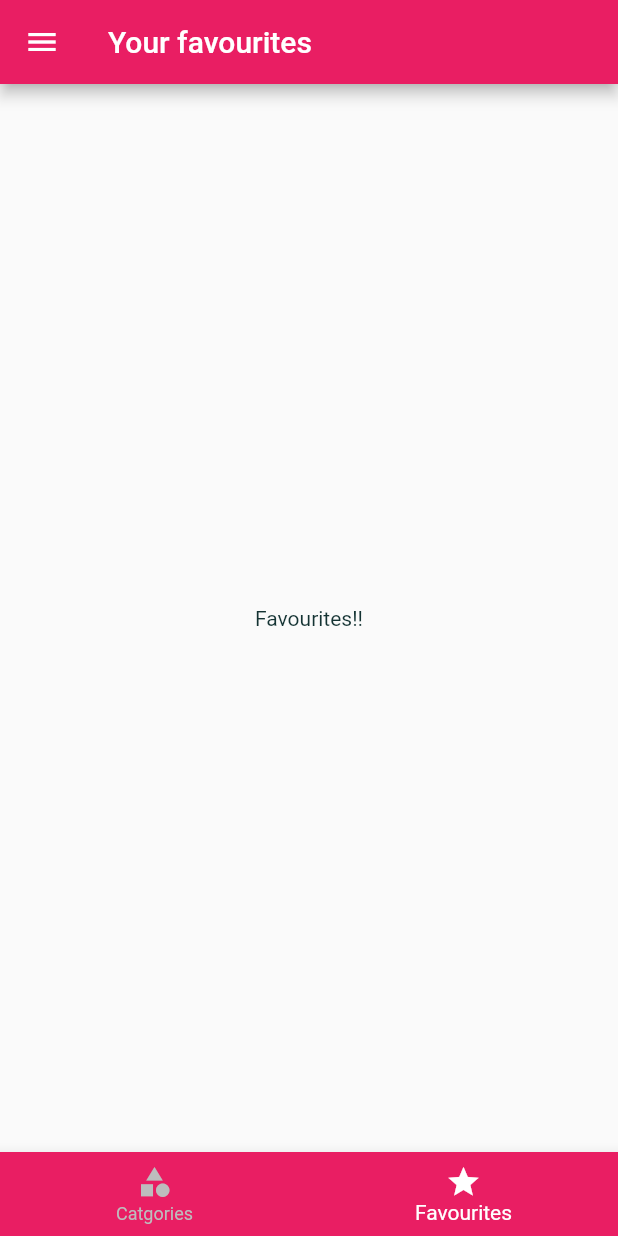
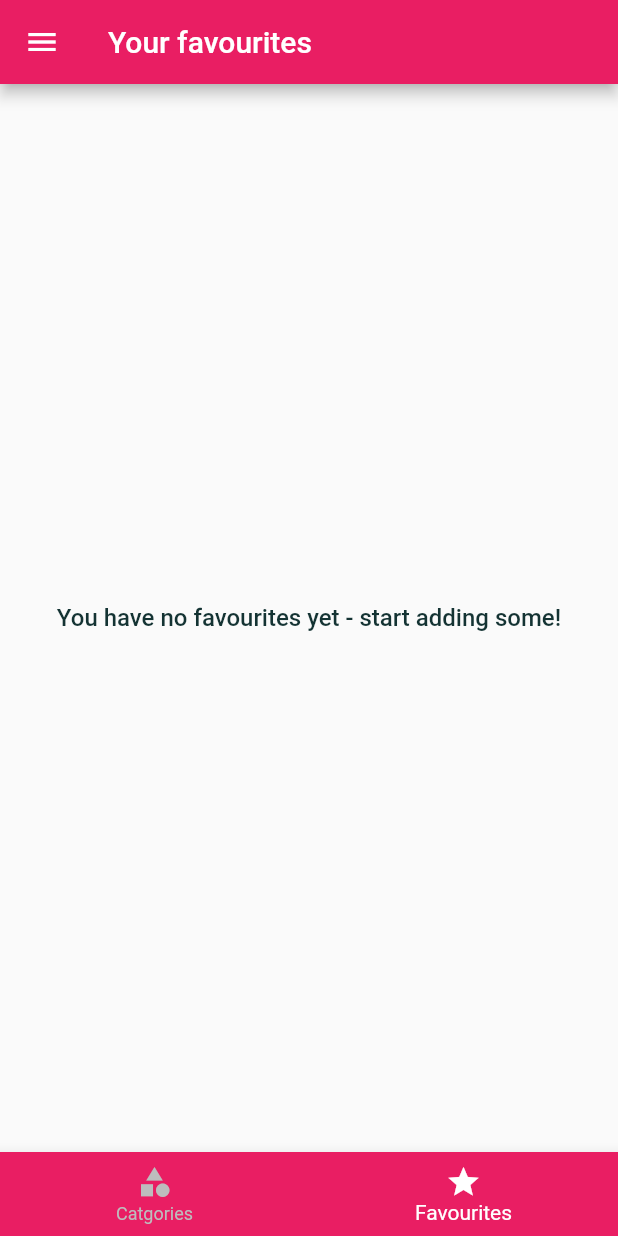
Before and after one commit to varshil-shah/meal-app, a Flutter app: the screen it shows after launch, item 2 of the bottom bar chosen, on a phone screen of 412 x 824 dp. Run offline on Flutter 3.47's test engine with Material 2 defaults, Android fonts, the phone set to English and light mode, and no system bars.

Commit message:
:sparkles: Build favourite screen and it's logic

```diff
--- a/lib/main.dart
+++ b/lib/main.dart
@@ -26,12 +26,13 @@ class _MyAppState extends State<MyApp> {
     "vegetarian": false,
   };
 
-  List<Meal> _availableMeal = DUMMY_MEALS;
+  List<Meal> _availableMeals = DUMMY_MEALS;
+  List<Meal> _favouriteMeals = [];
 
   void _setFilters(Map<String, bool> filteredData) {
     setState(() {
       _filters = filteredData;
-      _availableMeal = DUMMY_MEALS.where((meal) {
+      _availableMeals = DUMMY_MEALS.where((meal) {
         if (_filters['gluten'] as bool && !meal.isGlutenFree) return false;
         if (_filters['lactose'] as bool && !meal.isLactoseFree) return false;
         if (_filters['vegan'] as bool && !meal.isVegan) return false;
@@ -41,10 +42,29 @@ class _MyAppState extends State<MyApp> {
     });
   }
 
+  void _toggleFavourite(String mealId) {
+    final existingMealIndex =
+        _favouriteMeals.indexWhere((meal) => meal.id == mealId);
+    if (existingMealIndex >= 0) {
+      setState(() {
+        _favouriteMeals.removeAt(existingMealIndex);
+      });
+    } else {
+      setState(() {
+        _favouriteMeals
+            .add(DUMMY_MEALS.firstWhere((meal) => meal.id == mealId));
+      });
+    }
+  }
+
+  bool _isFavouriteMeal(String mealId) {
+    return _favouriteMeals.any((meal) => meal.id == mealId);
+  }
+
   @override
   Widget build(BuildContext context) {
     return MaterialApp(
-      title: 'DeliMeal',
+      title: 'Recipe Junction',
       theme: ThemeData(
         primarySwatch: Colors.pink,
         textTheme: ThemeData.light().textTheme.copyWith(
@@ -63,11 +83,16 @@ class _MyAppState extends State<MyApp> {
             ),
       ),
       routes: {
-        "/": (ctx) => const TabsScreen(),
+        "/": (ctx) => TabsScreen(
+              favouriteMeals: _favouriteMeals,
+            ),
         CategoryMeals.routeName: (ctx) => CategoryMeals(
-              availableMeals: _availableMeal,
+              availableMeals: _availableMeals,
             ),
-        MealDetail.routeName: (ctx) => MealDetail(),
+        MealDetail.routeName: (ctx) => MealDetail(
+              toggleFavourite: _toggleFavourite,
+              isFavouriteMeal: _isFavouriteMeal,
+            ),
         Filter.routeName: (ctx) => Filter(
               saveFilters: _setFilters,
               currentFilters: _filters,
--- a/lib/screens/favourites.dart
+++ b/lib/screens/favourites.dart
@@ -1,12 +1,38 @@
 import 'package:flutter/cupertino.dart';
+import 'package:meal_app/models/meal.dart';
+import 'package:meal_app/widgets/meal_item.dart';
 
 class Favourites extends StatelessWidget {
-  const Favourites({Key? key}) : super(key: key);
+  final List<Meal> favouriteMeal;
+
+  const Favourites({Key? key, required this.favouriteMeal}) : super(key: key);
 
   @override
   Widget build(BuildContext context) {
-    return const Center(
-      child: Text("Favourites!!"),
-    );
+    if (favouriteMeal.isEmpty) {
+      return const Center(
+        child: Text(
+          "You have no favourites yet - start adding some!",
+          style: TextStyle(
+            fontSize: 16.0,
+            fontWeight: FontWeight.w500,
+          ),
+        ),
+      );
+    } else {
+      return ListView.builder(
+        itemBuilder: (ctx, index) {
+          return MealItem(
+            id: favouriteMeal[index].id,
+            title: favouriteMeal[index].title,
+            imageUrl: favouriteMeal[index].imageUrl,
+            duration: favouriteMeal[index].duration,
+            complexity: favouriteMeal[index].complexity,
+            affordability: favouriteMeal[index].affordability,
+          );
+        },
+        itemCount: favouriteMeal.length,
+      );
+    }
   }
 }
--- a/lib/screens/tabs.dart
+++ b/lib/screens/tabs.dart
@@ -1,27 +1,36 @@
 import 'package:flutter/material.dart';
+import 'package:meal_app/models/meal.dart';
 import 'package:meal_app/screens/categories.dart';
 import 'package:meal_app/screens/favourites.dart';
 import 'package:meal_app/widgets/drawer.dart';
 
 class TabsScreen extends StatefulWidget {
-  const TabsScreen({Key? key}) : super(key: key);
+  final List<Meal> favouriteMeals;
+  const TabsScreen({Key? key, required this.favouriteMeals}) : super(key: key);
 
   @override
   _TabsScreenState createState() => _TabsScreenState();
 }
 
 class _TabsScreenState extends State<TabsScreen> {
-  final List<Map<String, Object>> _pages = [
+  late List<Map<String, Object>> _pages;
+  int _selectedPageIndex = 0;
+
+  @override
+  void initState() {
+    _pages = [
       {
         "page": const CatogriesScreen(),
         "title": "Categories",
       },
       {
-      "page": const Favourites(),
+        "page": Favourites(favouriteMeal: widget.favouriteMeals),
         "title": "Your favourites",
       }
     ];
-  int _selectedPageIndex = 0;
+    super.initState();
+  }
+
   void _selectedPage(int index) {
     setState(() {
       _selectedPageIndex = index;
```
Also changed, not shown: lib/screens/category_meals.dart (+0 -7 lines), lib/screens/meal_detail.dart (+12 -5 lines), lib/widgets/meal_item.dart (+2 -10 lines). Lines whose indentation alone changed are shown as unchanged.
